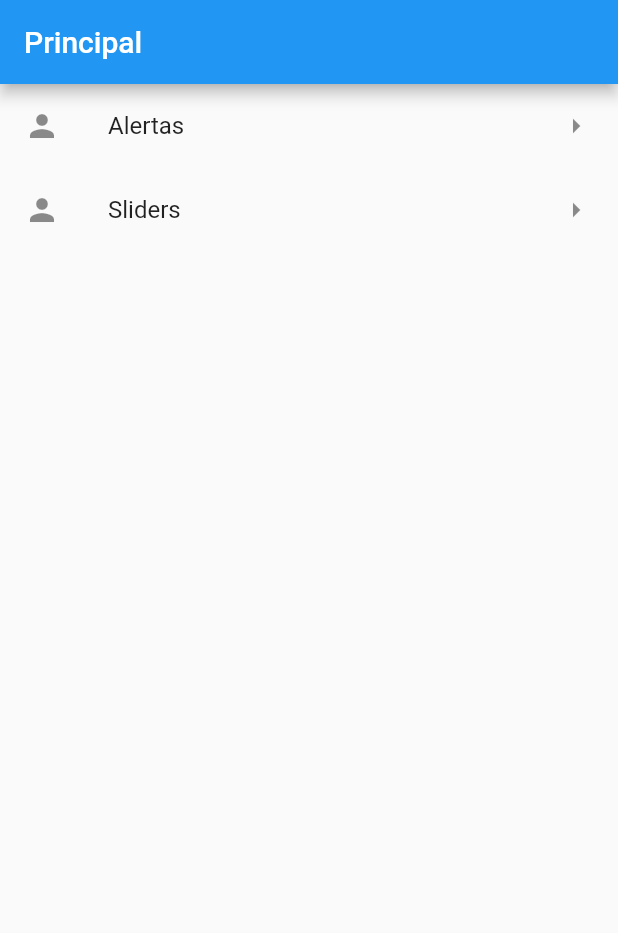
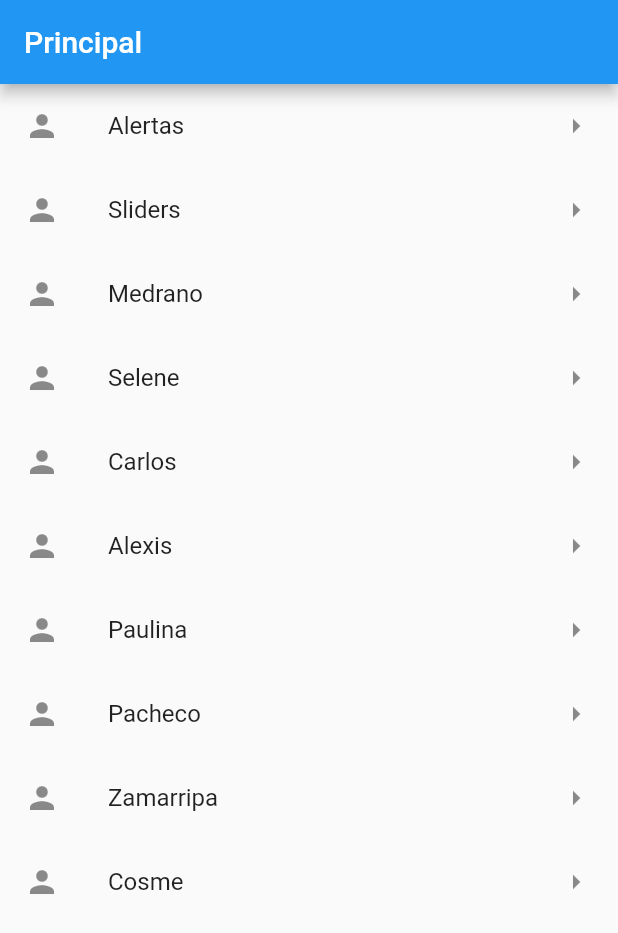
Before and after one commit to rzamarripa/cursoaudeo, a Flutter app: the screen it shows after launch, on a phone screen of 412 x 824 dp. Shown: the top 933 px of the screen. Run offline on Flutter 3.47's test engine with Material 2 defaults, Android fonts, the phone set to English and light mode, and no system bars.

Commit message:
Página de Cosme

```diff
--- a/lib/homepage.dart
+++ b/lib/homepage.dart
@@ -26,6 +26,70 @@ class HomePage extends StatelessWidget {
             onTap: (){
               Navigator.pushNamed(context, "slider");
             },
+          ),
+          ListTile(
+            leading: Icon(Icons.person),
+            title: Text("Medrano"),
+            trailing: Icon(Icons.arrow_right),
+            onTap: (){
+              Navigator.pushNamed(context, "medrano");
+            },
+          ),
+          ListTile(
+            leading: Icon(Icons.person),
+            title: Text("Selene"),
+            trailing: Icon(Icons.arrow_right),
+            onTap: (){
+              Navigator.pushNamed(context, "selene");
+            },
+          ),
+          ListTile(
+            leading: Icon(Icons.person),
+            title: Text("Carlos"),
+            trailing: Icon(Icons.arrow_right),
+            onTap: (){
+              Navigator.pushNamed(context, "carlos");
+            },
+          ),
+          ListTile(
+            leading: Icon(Icons.person),
+            title: Text("Alexis"),
+            trailing: Icon(Icons.arrow_right),
+            onTap: (){
+              Navigator.pushNamed(context, "herrera");
+            },
+          ),
+          ListTile(
+            leading: Icon(Icons.person),
+            title: Text("Paulina"),
+            trailing: Icon(Icons.arrow_right),
+            onTap: (){
+              Navigator.pushNamed(context, "paulina");
+            },
+          ),
+          ListTile(
+            leading: Icon(Icons.person),
+            title: Text("Pacheco"),
+            trailing: Icon(Icons.arrow_right),
+            onTap: (){
+              Navigator.pushNamed(context, "pacheco");
+            },
+          ),
+          ListTile(
+            leading: Icon(Icons.person),
+            title: Text("Zamarripa"),
+            trailing: Icon(Icons.arrow_right),
+            onTap: (){
+              Navigator.pushNamed(context, "zamarripa");
+            },
+          ),
+          ListTile(
+            leading: Icon(Icons.person),
+            title: Text("Cosme"),
+            trailing: Icon(Icons.arrow_right),
+            onTap: (){
+              Navigator.pushNamed(context, "cosme");
+            },
           )
         ],
       ),
--- a/lib/main.dart
+++ b/lib/main.dart
@@ -1,3 +1,10 @@
+import 'package:cursouadeo/carlos.dart';
+import 'package:cursouadeo/cosme.dart';
+import 'package:cursouadeo/herrera.dart';
+import 'package:cursouadeo/medrano.dart';
+import 'package:cursouadeo/pacheco.dart';
+import 'package:cursouadeo/paulina.dart';
+import 'package:cursouadeo/selene.dart';
 import 'package:cursouadeo/sliderpage.dart';
 import 'package:cursouadeo/zamarripa.dart';
 import 'package:flutter/material.dart';
@@ -20,6 +27,15 @@ class MyApp extends StatelessWidget {
         '/': (context) => HomePage(),
         'alert': (context) => AlertPage(),
         'slider': (context) => SliderPage(),
+        'zamarripa': (context) => ZamarripaPage(),
+        'medrano': (context) => MedranoPage(),
+        'selene': (context) => SelenePage(),
+        'carlos': (context) => CarlosPage(),
+        'herrera': (context) => HerreraPage(),
+        'pacheco': (context) => PachecoPage(),
+        'paulina': (context) => PaulinaPage(),
+        'cosme': (context) => CosmePage(),
+
       },
       onGenerateRoute: (settings) {
         print("Entré aquí");
```
Also changed, not shown: lib/cosme.dart (added, +19 -0 lines), lib/paulina.dart (+19 -0 lines), lib/zamarripa.dart (+9 -2 lines).
